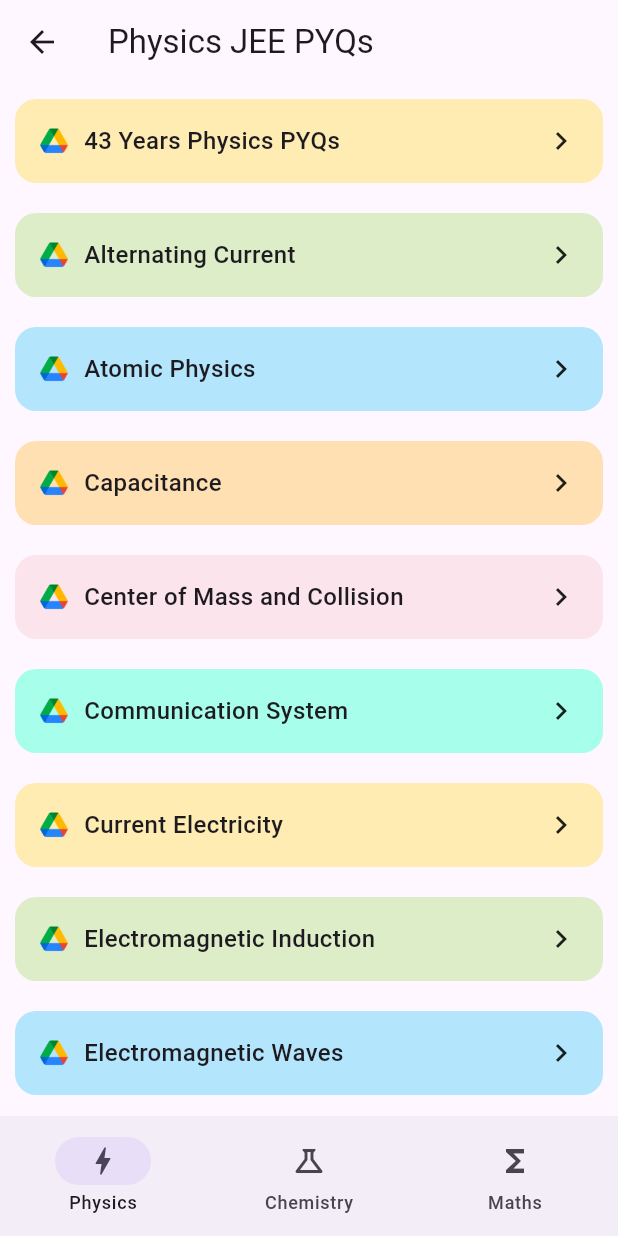
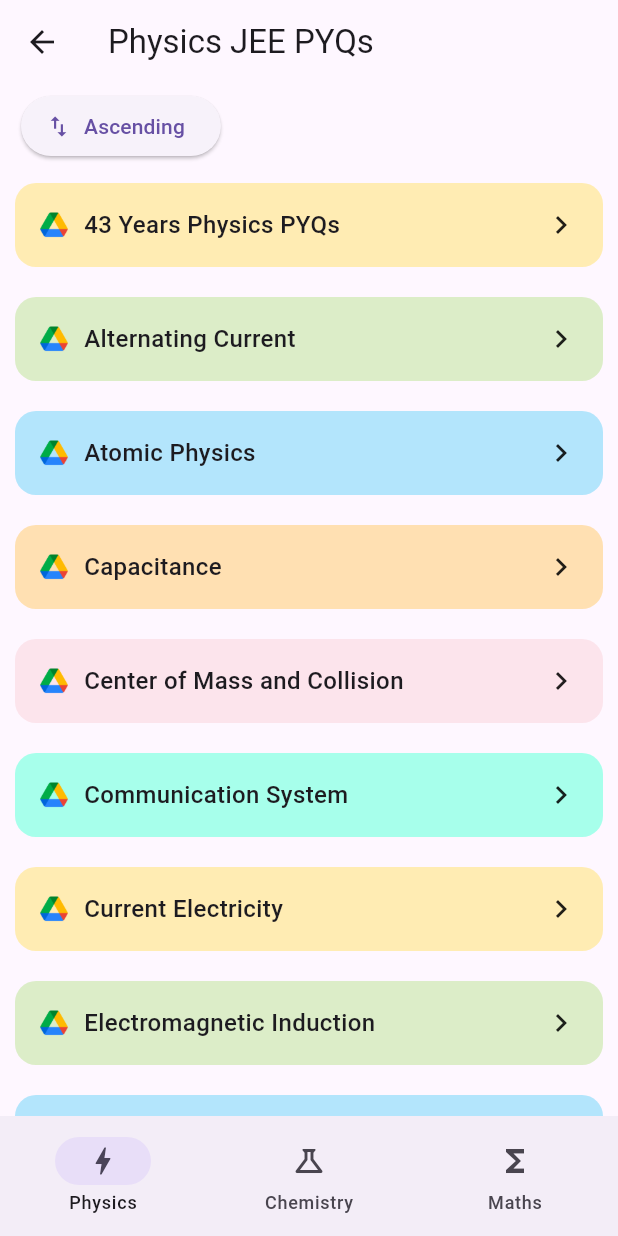
Before and after one commit to Avaneesh-Chopdekar/sci-res-app, a Flutter app: the screen it shows after launch, after a tap on "PYQs", on a phone screen of 412 x 824 dp. Run offline on Flutter 3.47's test engine with Material 2 defaults, Android fonts, the light colour scheme and no system bars; missing offline and left inert: clickable_list_wheel_view, quick_actions.

Commit message:
Added fake 3d animation for homepage and ascending and descending sort for pyqs' list

```diff
--- a/lib/components/big_card.dart
+++ b/lib/components/big_card.dart
@@ -12,7 +12,13 @@ class BigCard extends StatelessWidget {
   @override
   Widget build(BuildContext context) {
     return Padding(
-      padding: const EdgeInsets.all(20),
+      padding: EdgeInsets.symmetric(
+        horizontal: MediaQuery.of(context).orientation == Orientation.portrait
+            ? 20
+            : 80,
+        vertical:
+            MediaQuery.of(context).orientation == Orientation.portrait ? 10 : 4,
+      ),
       child: Material(
         borderRadius: BorderRadius.circular(12),
         clipBehavior: Clip.antiAliasWithSaveLayer,
@@ -25,12 +31,6 @@ class BigCard extends StatelessWidget {
           child: Ink.image(
             fit: BoxFit.cover,
             image: AssetImage(bgImage),
-            height: MediaQuery.of(context).orientation == Orientation.portrait
-                ? 150
-                : MediaQuery.of(context).size.height - 30,
-            width: MediaQuery.of(context).orientation == Orientation.portrait
-                ? MediaQuery.of(context).size.width - 80
-                : 180,
             child: Container(
               decoration: BoxDecoration(
                   color: Colors.black.withOpacity(0.7),
@@ -38,7 +38,7 @@ class BigCard extends StatelessWidget {
               child: Center(
                 child: Text(
                   text,
-                  style: const TextStyle(color: Colors.white, fontSize: 40),
+                  style: const TextStyle(color: Colors.white, fontSize: 50),
                 ),
               ),
             ),
--- a/lib/pages/homepage.dart
+++ b/lib/pages/homepage.dart
@@ -1,3 +1,4 @@
+import 'package:clickable_list_wheel_view/clickable_list_wheel_widget.dart';
 import 'package:flutter/material.dart';
 import 'package:quick_actions/quick_actions.dart';
 // import 'package:shared_preferences/shared_preferences.dart';
@@ -16,6 +17,7 @@ class MyHomePage extends StatefulWidget {
 
 class _MyHomePageState extends State<MyHomePage> {
   bool isDarkMode = false;
+  late FixedExtentScrollController controller;
   // late SharedPreferences preferences;
   void initState() {
     super.initState();
@@ -25,7 +27,8 @@ class _MyHomePageState extends State<MyHomePage> {
       ShortcutItem(type: 'state-books', localizedTitle: 'Stateboard Books'),
       ShortcutItem(type: 'pyqs', localizedTitle: 'PYQs')
     ]);
-    QuickActions().initialize((type) {
+    QuickActions().initialize(
+      (type) {
         if (type == 'jee-books') {
           Navigator.push(
               context, MaterialPageRoute(builder: (context) => JeeBooks()));
@@ -36,7 +39,15 @@ class _MyHomePageState extends State<MyHomePage> {
           Navigator.push(
               context, MaterialPageRoute(builder: (context) => PYQs()));
         }
-    });
+      },
+    );
+    controller = FixedExtentScrollController(initialItem: 1);
+  }
+
+  @override
+  void dispose() {
+    controller.dispose();
+    super.dispose();
   }
 
   // Future init() async {
@@ -45,23 +56,6 @@ class _MyHomePageState extends State<MyHomePage> {
 
   @override
   Widget build(BuildContext context) {
-    const children = const [
-      BigCard(
-        text: 'State',
-        page: StateBoard(),
-        bgImage: 'assets/stateboard.webp',
-      ),
-      BigCard(
-        text: 'JEE',
-        page: JeeBooks(),
-        bgImage: 'assets/books.webp',
-      ),
-      BigCard(
-        text: 'PYQs',
-        page: PYQs(),
-        bgImage: 'assets/pyqs.webp',
-      )
-    ];
     return Scaffold(
       appBar: AppBar(
           title: Text('Science Resources'),
@@ -89,12 +83,44 @@ class _MyHomePageState extends State<MyHomePage> {
                 Icons.info_outline,
               ))),
       body: Center(
-        child: MediaQuery.of(context).orientation == Orientation.portrait
-            ? Column(
-                mainAxisAlignment: MainAxisAlignment.center, children: children)
-            : Row(
-                mainAxisAlignment: MainAxisAlignment.center,
-                children: children),
+        child: ClickableListWheelScrollView(
+          itemHeight: 250,
+          scrollController: controller,
+          onItemTapCallback: (index) {
+            if (index == 0)
+              Navigator.push(context,
+                  MaterialPageRoute(builder: ((context) => StateBoard())));
+            if (index == 1)
+              Navigator.push(context,
+                  MaterialPageRoute(builder: ((context) => JeeBooks())));
+            if (index == 2)
+              Navigator.push(
+                  context, MaterialPageRoute(builder: ((context) => PYQs())));
+          },
+          itemCount: 3,
+          child: ListWheelScrollView(
+            controller: controller,
+            physics: FixedExtentScrollPhysics(),
+            itemExtent: 250,
+            children: const [
+              BigCard(
+                text: 'State',
+                page: StateBoard(),
+                bgImage: 'assets/stateboard.webp',
+              ),
+              BigCard(
+                text: 'JEE',
+                page: JeeBooks(),
+                bgImage: 'assets/books.webp',
+              ),
+              BigCard(
+                text: 'PYQs',
+                page: PYQs(),
+                bgImage: 'assets/pyqs.webp',
+              ),
+            ],
+          ),
+        ),
       ),
     );
   }
--- a/lib/pages/pyqs/phy_pyqs.dart
+++ b/lib/pages/pyqs/phy_pyqs.dart
@@ -10,6 +10,7 @@ class PhyPyqs extends StatefulWidget {
 }
 
 class _PhyPyqsState extends State<PhyPyqs> {
+  bool isAtoZ = true;
   final List<String> chapters = <String>[
     '43 Years Physics PYQs',
     'Alternating Current',
@@ -80,8 +81,32 @@ class _PhyPyqsState extends State<PhyPyqs> {
   ];
 
   @override
-  Widget build(BuildContext context) => ListView.builder(
-      itemCount: chapters.length,
-      itemBuilder: (context, index) =>
-          ListItem(name: chapters[index], index: index, url: links[index]));
+  Widget build(BuildContext context) => StatefulBuilder(
+        builder:
+            (BuildContext context, void Function(void Function()) setState) =>
+                Column(
+          crossAxisAlignment: CrossAxisAlignment.start,
+          children: [
+            Padding(
+              padding: const EdgeInsets.symmetric(vertical: 4, horizontal: 14),
+              child: ElevatedButton.icon(
+                  onPressed: () => setState(() => isAtoZ = !isAtoZ),
+                  icon: Icon(Icons.swap_vert),
+                  label: Text(isAtoZ ? 'Ascending' : 'Descending')),
+            ),
+            Expanded(
+              child: ListView.builder(
+                  itemCount: chapters.length,
+                  itemBuilder: (context, index) => ListItem(
+                      name: isAtoZ
+                          ? chapters[index]
+                          : chapters.reversed.toList()[index],
+                      index: index,
+                      url: isAtoZ
+                          ? links[index]
+                          : links.reversed.toList()[index])),
+            ),
+          ],
+        ),
+      );
 }
--- a/pubspec.yaml
+++ b/pubspec.yaml
@@ -37,6 +37,7 @@ dependencies:
   url_launcher: ^6.1.2
   flutter_native_splash: ^2.2.1
   quick_actions: ^0.6.0+11
+  clickable_list_wheel_view:
   shared_preferences: ^2.0.15
 
 dev_dependencies:
```
Also changed, not shown: lib/pages/pyqs/chem_pyqs.dart (+25 -4 lines), lib/pages/pyqs/maths_pyqs.dart (+25 -4 lines), assets/jeebooks.jpg (deleted), pubspec.lock. Lines whose indentation alone changed are shown as unchanged.
